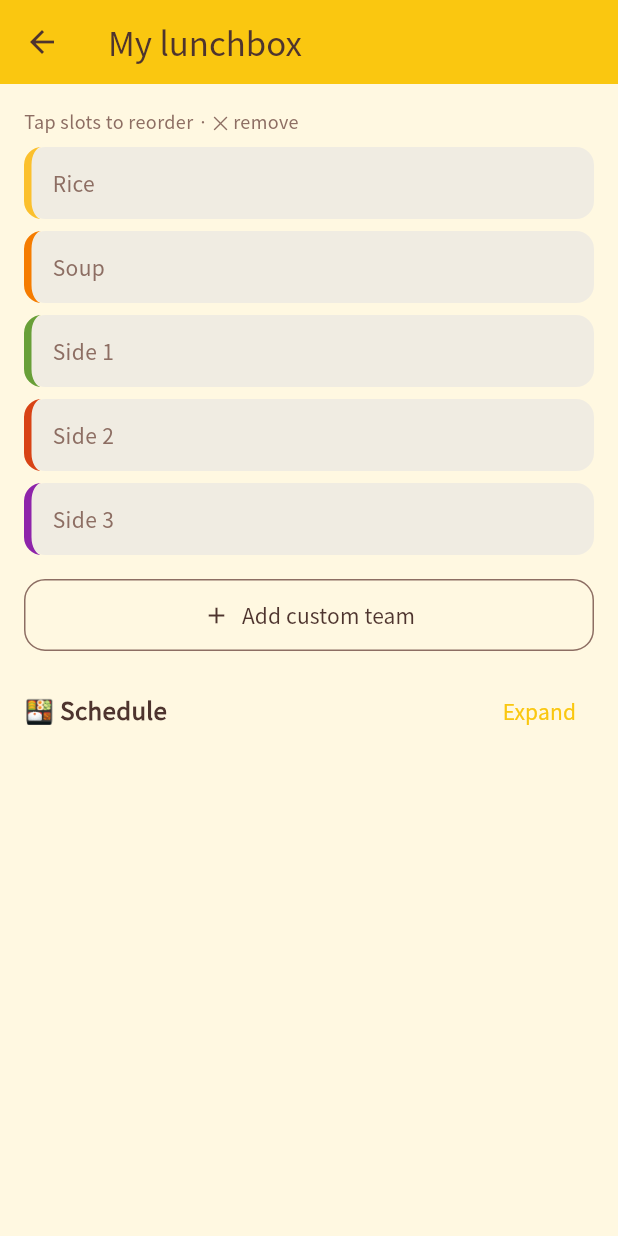
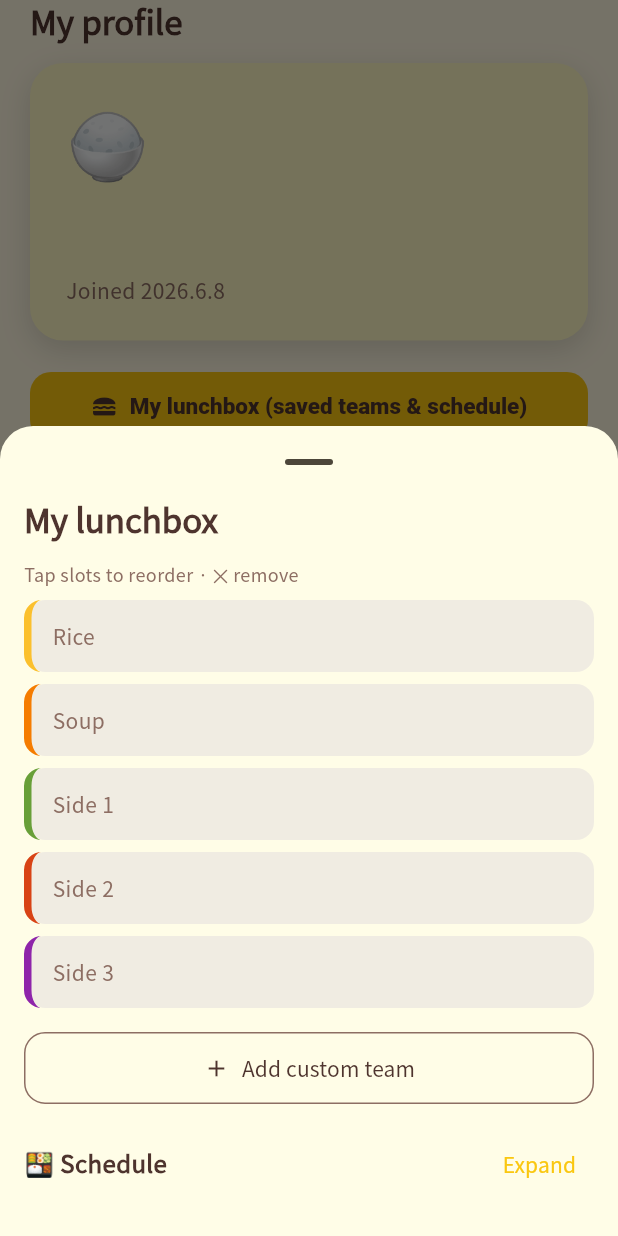
Before and after one commit to nulloongzi/null_oongzi-do-app, a Flutter app: the ProfileScreen widget shown alone on an empty page, opened directly, after a tap on "My lunchbox (saved teams & schedule)", on a phone screen of 412 x 824 dp. Run offline on Flutter 3.47's test engine with Material 3 defaults, Android fonts, the phone set to English and light mode, and no system bars; our stand-ins replace app_links, cloud_firestore, cloud_functions, firebase_analytics, firebase_auth, firebase_core and 9 more; missing offline and left inert: appinio_social_share, flutter_naver_map; accounts and stored records are empty.

Commit message:
fix(ui): 프로필·도시락을 풀스크린 라우트 대신 모달 바텀시트로
웹앱은 내 정보·도시락을 지도 위에 뜨는 오버레이(팝업)로 띄우는데
네이티브는 Navigator.push 풀스크린 라우트라 지도가 사라지는 화면 전환이
됐다. 상세/필터/공유 시트와 동일한 모달 바텀시트(showAppSheet 공용 헬퍼:
드래그핸들·크림배경·상단 라운드·최대 0.94 높이)로 통일.

- lib/widgets/app_sheet.dart: showAppSheet + SheetTitle 공용 헬퍼 신설
- profile_screen/lunchbox_screen: Scaffold/AppBar 제거 → 시트 본문 +
  showProfileSheet/showLunchboxSheet 진입 함수
- map_screen: 도시락/프로필 FAB가 시트 헬퍼 호출

```diff
--- a/lib/screens/lunchbox_screen.dart
+++ b/lib/screens/lunchbox_screen.dart
@@ -6,7 +6,12 @@ import '../services/i18n.dart';
 import '../services/lunchbox_service.dart';
 import '../services/schedule_parse.dart';
 import '../theme.dart';
+import '../widgets/app_sheet.dart';
 import '../widgets/diet_grid.dart';
+
+/// 도시락 팝업: 풀스크린 라우트 대신 지도 위로 뜨는 모달 바텀시트(웹 도시락 오버레이 대응).
+Future<void> showLunchboxSheet(BuildContext context) =>
+    showAppSheet<void>(context, child: const LunchboxScreen());
 
 class LunchboxScreen extends StatefulWidget {
   const LunchboxScreen({super.key});
@@ -169,15 +174,21 @@ class _LunchboxScreenState extends State<LunchboxScreen> {
 
   @override
   Widget build(BuildContext context) {
-    return Scaffold(
-      appBar: AppBar(title: Text(t('lunchbox_title'))),
-      body: _loading
-          ? const Center(child: CircularProgressIndicator())
-          : SingleChildScrollView(
-              padding: const EdgeInsets.all(16),
+    return Padding(
+      padding: EdgeInsets.only(bottom: MediaQuery.of(context).viewInsets.bottom),
+      child: SingleChildScrollView(
+        padding: const EdgeInsets.fromLTRB(16, 0, 16, 24),
         child: Column(
+          mainAxisSize: MainAxisSize.min,
           crossAxisAlignment: CrossAxisAlignment.stretch,
           children: [
+            SheetTitle(t('lunchbox_title')),
+            if (_loading)
+              const Padding(
+                padding: EdgeInsets.symmetric(vertical: 48),
+                child: Center(child: CircularProgressIndicator()),
+              )
+            else ...[
               Padding(
                 padding: const EdgeInsets.only(bottom: 8),
                 child: Text(
@@ -211,6 +222,7 @@ class _LunchboxScreenState extends State<LunchboxScreen> {
                 ],
               ),
               if (_showDiet) DietGrid(teams: _dietTeams()),
+            ],
           ],
         ),
       ),
--- a/lib/screens/map_screen.dart
+++ b/lib/screens/map_screen.dart
@@ -98,11 +98,10 @@ class _MapScreenState extends State<MapScreen> {
     } catch (_) {}
   }
 
-  void _openLunchbox() => Navigator.push(
-      context, MaterialPageRoute(builder: (_) => const LunchboxScreen()));
+  // 도시락/프로필: 풀스크린 라우트 대신 지도 위 모달 시트(웹 오버레이 동작 대응).
+  void _openLunchbox() => showLunchboxSheet(context);
 
-  void _openProfile() => Navigator.push(
-      context, MaterialPageRoute(builder: (_) => const ProfileScreen()));
+  void _openProfile() => showProfileSheet(context);
 
   // 딥링크(?club=/?spot=) → 탭 전환 + 상세 오픈. 메모리에 없으면 단건 조회.
   Future<void> _handleDeepLink(DeepLink d) async {
--- a/lib/screens/profile_screen.dart
+++ b/lib/screens/profile_screen.dart
@@ -6,8 +6,13 @@ import '../models/profile.dart';
 import '../services/i18n.dart';
 import '../services/profile_service.dart';
 import '../theme.dart';
+import '../widgets/app_sheet.dart';
 import 'lunchbox_screen.dart';
 import 'share_image_screen.dart';
+
+/// 내 정보 팝업: 풀스크린 라우트 대신 지도 위로 뜨는 모달 바텀시트(웹 프로필 오버레이 대응).
+Future<void> showProfileSheet(BuildContext context) =>
+    showAppSheet<void>(context, child: const ProfileScreen());
 
 class ProfileScreen extends StatefulWidget {
   const ProfileScreen({super.key});
@@ -111,22 +116,26 @@ class _ProfileScreenState extends State<ProfileScreen> {
 
   @override
   Widget build(BuildContext context) {
-    return Scaffold(
-      appBar: AppBar(title: Text(t('profile_title'))),
-      body: _loading
-          ? const Center(child: CircularProgressIndicator())
-          : SingleChildScrollView(
-              padding: const EdgeInsets.all(20),
+    return Padding(
+      padding: EdgeInsets.only(bottom: MediaQuery.of(context).viewInsets.bottom),
+      child: SingleChildScrollView(
+        padding: const EdgeInsets.fromLTRB(20, 0, 20, 24),
         child: Column(
+          mainAxisSize: MainAxisSize.min,
           crossAxisAlignment: CrossAxisAlignment.stretch,
           children: [
+            SheetTitle(t('profile_title')),
+            if (_loading)
+              const Padding(
+                padding: EdgeInsets.symmetric(vertical: 48),
+                child: Center(child: CircularProgressIndicator()),
+              )
+            else ...[
               if (_profile != null) _card(_profile!),
               const SizedBox(height: 20),
               ElevatedButton.icon(
-                    onPressed: () => Navigator.push(
-                        context,
-                        MaterialPageRoute(
-                            builder: (_) => const LunchboxScreen())),
+                // 도시락도 시트로 (이 시트 위에 스택). 풀스크린 전환 제거.
+                onPressed: () => showLunchboxSheet(context),
                 icon: const Icon(Icons.lunch_dining, size: 18),
                 label: Text(t('my_lunchbox')),
               ),
@@ -155,6 +164,7 @@ class _ProfileScreenState extends State<ProfileScreen> {
                 style: OutlinedButton.styleFrom(
                     side: const BorderSide(color: Colors.red)),
               ),
+            ],
           ],
         ),
       ),
--- /dev/null
+++ b/lib/widgets/app_sheet.dart
@@ -0,0 +1,44 @@
+// app_sheet.dart — 공용 모달 바텀시트 표시 헬퍼.
+// 웹앱의 "지도 위에 뜨는 팝업/바텀시트" 동작을 네이티브로 재현한다:
+// 풀스크린 라우트(Navigator.push)로 화면을 갈아끼우지 않고, 지도가 뒤에 남는
+// 모달 시트로 슬라이드업. 상세/필터/공유 시트와 동일한 톤(크림 배경·드래그핸들·
+// 상단 라운드 — theme.dart bottomSheetTheme)을 그대로 쓴다.
+import 'package:flutter/material.dart';
+
+/// 화면 콘텐츠를 모달 바텀시트로 띄운다.
+/// - [child]는 Scaffold/AppBar 없이 시트 본문만 담은 위젯.
+/// - 키보드/긴 폼에서도 거의 전체 높이까지 커질 수 있게 isScrollControlled + maxHeight 캡.
+Future<T?> showAppSheet<T>(
+  BuildContext context, {
+  required Widget child,
+}) {
+  return showModalBottomSheet<T>(
+    context: context,
+    showDragHandle: true,
+    isScrollControlled: true,
+    constraints: BoxConstraints(
+      maxHeight: MediaQuery.of(context).size.height * 0.94,
+    ),
+    builder: (_) => child,
+  );
+}
+
+/// 시트 본문 상단 제목 (AppBar를 대체). 좌측 정렬·굵게, 누룽지 다크.
+class SheetTitle extends StatelessWidget {
+  final String text;
+  const SheetTitle(this.text, {super.key});
+
+  @override
+  Widget build(BuildContext context) {
+    return Padding(
+      padding: const EdgeInsets.only(bottom: 14),
+      child: Text(
+        text,
+        style: Theme.of(context).textTheme.titleLarge?.copyWith(
+              fontWeight: FontWeight.w800,
+              color: const Color(0xFF4E342E), // NurungjiColors.dark
+            ),
+      ),
+    );
+  }
+}
```
Lines whose indentation alone changed are shown as unchanged.
